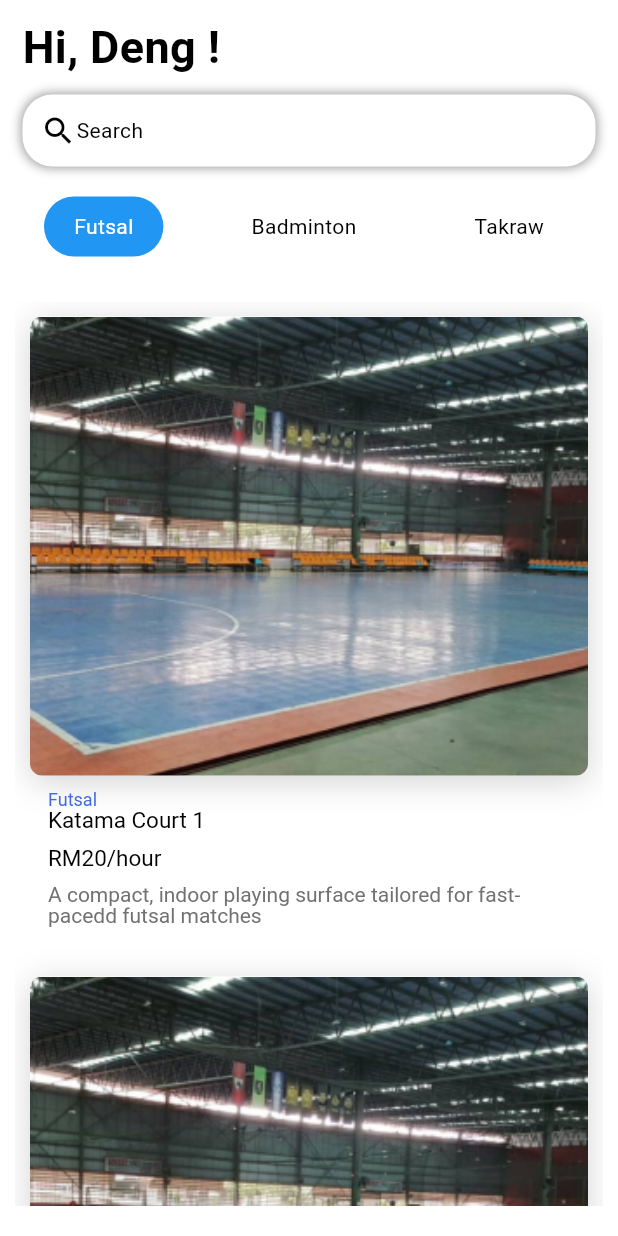
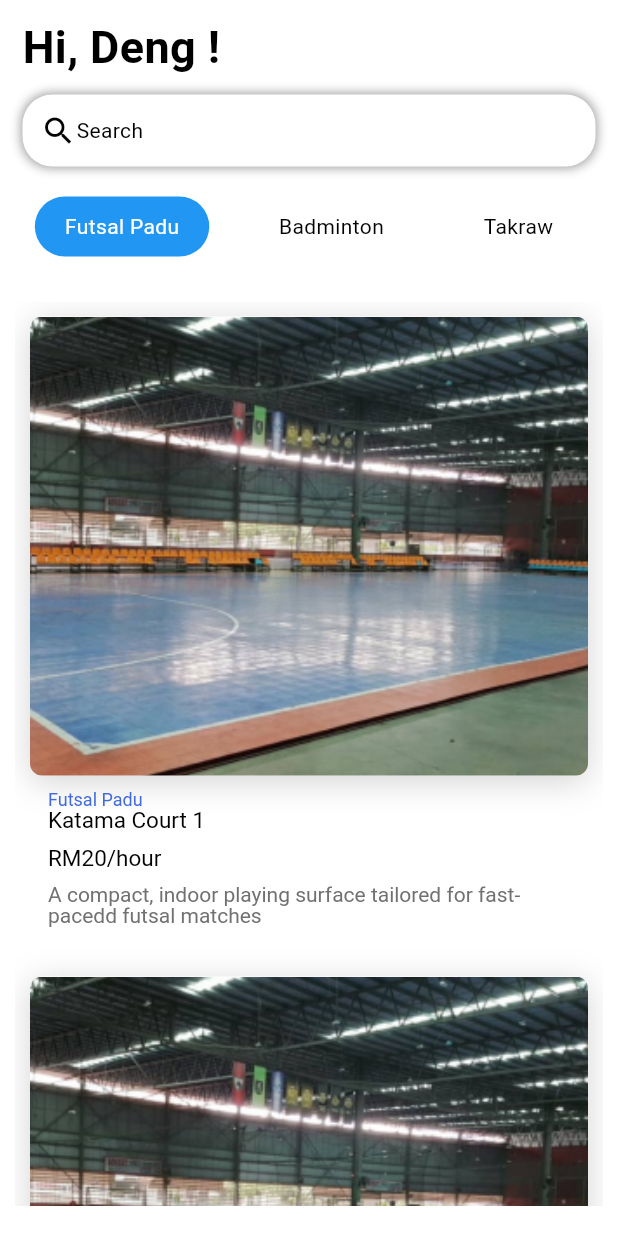
Before and after one commit to aizuddinzulkifli/sportcbs2024444444, a Flutter app: the HomePage screen opened by its route, on a phone screen of 412 x 824 dp. Run offline on Flutter 3.47's test engine with Material 3 defaults, Android fonts, the phone set to English and light mode, and no system bars; our stand-ins replace firebase_auth, firebase_core, flutter_svg, fluttertoast, font_awesome_flutter, google_nav_bar and 1 more; accounts and stored records are empty.

Commit message:
Update code

```diff
--- a/lib/features/user_auth/presentation/pages/home_page.dart
+++ b/lib/features/user_auth/presentation/pages/home_page.dart
@@ -15,7 +15,7 @@ class HomePage extends StatefulWidget {
 class _HomePageState extends State<HomePage> {
   int _selectedIndex = 0;
 
-  final List<String> _sports = ['Futsal','Badminton','Takraw'];
+  final List<String> _sports = ['Futsal Padu','Badminton','Takraw'];
 
   @override
   Widget build(BuildContext context) {
```
